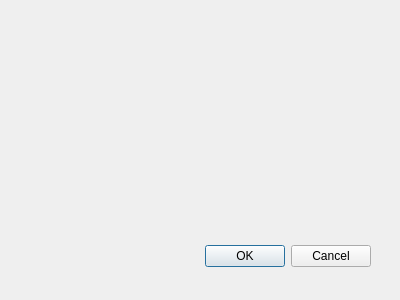
Before: the Qt Designer form src/editor/dialogs/transparentbackgroundsettingsdialog.ui in 0xFEEDC0DE64/QtGameMaker, drawn with Qt 5.
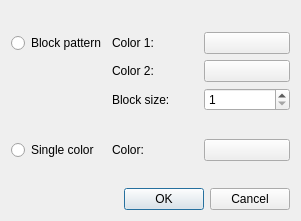
After: the same form once the commit is applied. Custom widgets are drawn as their Qt base class.

Diff of the .ui file:
```diff
--- a/src/editor/dialogs/transparentbackgroundsettingsdialog.ui
+++ b/src/editor/dialogs/transparentbackgroundsettingsdialog.ui
@@ -6,30 +6,137 @@
    <rect>
     <x>0</x>
     <y>0</y>
-    <width>400</width>
-    <height>300</height>
+    <width>301</width>
+    <height>221</height>
    </rect>
   </property>
   <property name="windowTitle">
    <string>Transparent Background Settings</string>
   </property>
-  <widget class="QDialogButtonBox" name="buttonBox">
-   <property name="geometry">
-    <rect>
-     <x>30</x>
-     <y>240</y>
-     <width>341</width>
-     <height>32</height>
-    </rect>
-   </property>
-   <property name="orientation">
-    <enum>Qt::Horizontal</enum>
-   </property>
-   <property name="standardButtons">
-    <set>QDialogButtonBox::Cancel|QDialogButtonBox::Ok</set>
-   </property>
-  </widget>
+  <layout class="QVBoxLayout" name="verticalLayout">
+   <item>
+    <layout class="QGridLayout" name="gridLayout">
+     <item row="5" column="2">
+      <widget class="ColorButton" name="pushButtonColor"/>
+     </item>
+     <item row="1" column="0">
+      <widget class="QRadioButton" name="radioButtonBlockPattern">
+       <property name="text">
+        <string>Block pattern</string>
+       </property>
+      </widget>
+     </item>
+     <item row="3" column="2">
+      <widget class="QSpinBox" name="spinBoxBlockSize">
+       <property name="minimum">
+        <number>1</number>
+       </property>
+       <property name="maximum">
+        <number>65535</number>
+       </property>
+      </widget>
+     </item>
+     <item row="6" column="0">
+      <spacer name="verticalSpacer_2">
+       <property name="orientation">
+        <enum>Qt::Orientation::Vertical</enum>
+       </property>
+       <property name="sizeHint" stdset="0">
+        <size>
+         <width>20</width>
+         <height>40</height>
+        </size>
+       </property>
+      </spacer>
+     </item>
+     <item row="5" column="1">
+      <widget class="QLabel" name="labelColor">
+       <property name="text">
+        <string>Color:</string>
+       </property>
+      </widget>
+     </item>
+     <item row="1" column="2">
+      <widget class="ColorButton" name="pushButtonColor1"/>
+     </item>
+     <item row="5" column="0">
+      <widget class="QRadioButton" name="radioButtonSingleColor">
+       <property name="text">
+        <string>Single color</string>
+       </property>
+      </widget>
+     </item>
+     <item row="1" column="1">
+      <widget class="QLabel" name="labelColor1">
+       <property name="text">
+        <string>Color 1:</string>
+       </property>
+      </widget>
+     </item>
+     <item row="2" column="2">
+      <widget class="ColorButton" name="pushButtonColor2"/>
+     </item>
+     <item row="0" column="0">
+      <spacer name="verticalSpacer">
+       <property name="orientation">
+        <enum>Qt::Orientation::Vertical</enum>
+       </property>
+       <property name="sizeHint" stdset="0">
+        <size>
+         <width>20</width>
+         <height>40</height>
+        </size>
+       </property>
+      </spacer>
+     </item>
+     <item row="2" column="1">
+      <widget class="QLabel" name="labelColor2">
+       <property name="text">
+        <string>Color 2:</string>
+       </property>
+      </widget>
+     </item>
+     <item row="3" column="1">
+      <widget class="QLabel" name="labelBlockSize">
+       <property name="text">
+        <string>Block size:</string>
+       </property>
+      </widget>
+     </item>
+     <item row="4" column="0">
+      <spacer name="verticalSpacer_3">
+       <property name="orientation">
+        <enum>Qt::Orientation::Vertical</enum>
+       </property>
+       <property name="sizeHint" stdset="0">
+        <size>
+         <width>20</width>
+         <height>40</height>
+        </size>
+       </property>
+      </spacer>
+     </item>
+    </layout>
+   </item>
+   <item>
+    <widget class="QDialogButtonBox" name="buttonBox">
+     <property name="orientation">
+      <enum>Qt::Orientation::Horizontal</enum>
+     </property>
+     <property name="standardButtons">
+      <set>QDialogButtonBox::StandardButton::Cancel|QDialogButtonBox::StandardButton::Ok</set>
+     </property>
+    </widget>
+   </item>
+  </layout>
  </widget>
+ <customwidgets>
+  <customwidget>
+   <class>ColorButton</class>
+   <extends>QPushButton</extends>
+   <header>widgets/colorbutton.h</header>
+  </customwidget>
+ </customwidgets>
  <resources/>
  <connections>
   <connection>
```
